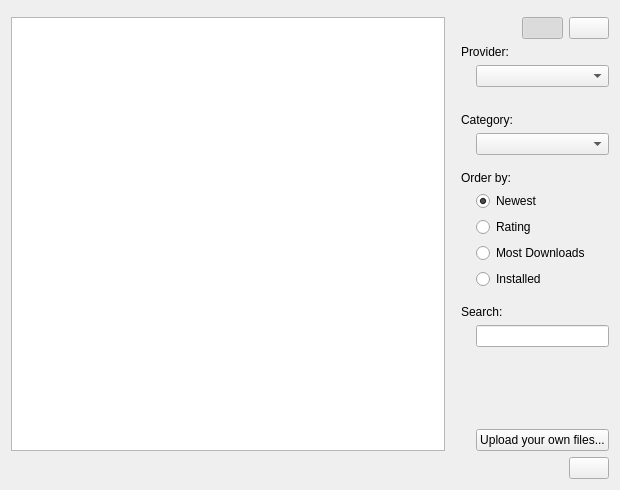
Old version of the form knewstuff/knewstuff3/downloadwidget.ui in the repository KDE/kdelibs.
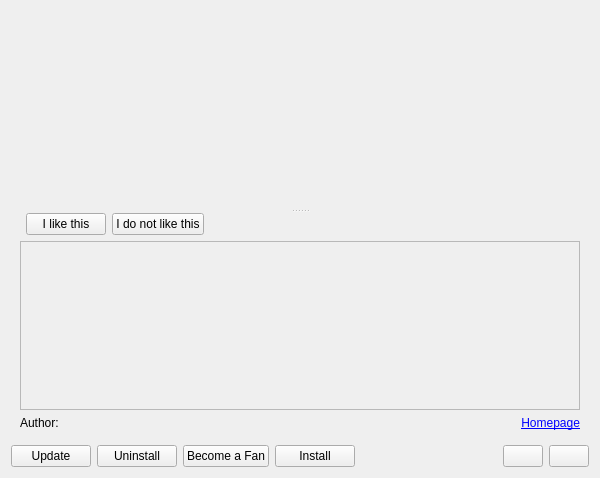
New version of the form. The open tabs and pages were chosen to show the change. Custom widgets are drawn as their Qt base class.

Commit message: do not show a separate dialog for details - instead embed them

```diff
--- a/knewstuff/knewstuff3/downloadwidget.ui
+++ b/knewstuff/knewstuff3/downloadwidget.ui
@@ -6,8 +6,8 @@
    <rect>
     <x>0</x>
     <y>0</y>
-    <width>620</width>
-    <height>490</height>
+    <width>600</width>
+    <height>478</height>
    </rect>
   </property>
   <layout class="QVBoxLayout" name="verticalLayout">
@@ -15,6 +15,11 @@
     <widget class="KTitleWidget" name="m_titleWidget"/>
    </item>
    <item>
+    <widget class="QStackedWidget" name="detailsStack">
+     <property name="currentIndex">
+      <number>0</number>
+     </property>
+     <widget class="QWidget" name="overviewPage">
     <layout class="QHBoxLayout" name="horizontalLayout_2">
      <item>
       <widget class="KNS3::ItemsView" name="m_listView">
@@ -256,9 +261,263 @@
       </layout>
      </item>
     </layout>
+      <zorder></zorder>
+      <zorder>m_listView</zorder>
+      <zorder></zorder>
+     </widget>
+     <widget class="QWidget" name="detailsPage">
+      <layout class="QHBoxLayout" name="horizontalLayout_7">
+       <item>
+        <widget class="QSplitter" name="splitter">
+         <property name="orientation">
+          <enum>Qt::Vertical</enum>
+         </property>
+         <widget class="QWidget" name="widget" native="true">
+          <layout class="QHBoxLayout" name="horizontalLayout_3">
+           <item>
+            <layout class="QVBoxLayout" name="verticalLayout_4">
+             <item>
+              <widget class="KNS3::ImagePreviewWidget" name="preview1" native="true">
+               <property name="sizePolicy">
+                <sizepolicy hsizetype="Preferred" vsizetype="Preferred">
+                 <horstretch>100</horstretch>
+                 <verstretch>80</verstretch>
+                </sizepolicy>
+               </property>
+               <property name="minimumSize">
+                <size>
+                 <width>100</width>
+                 <height>20</height>
+                </size>
+               </property>
+              </widget>
+             </item>
+             <item>
+              <widget class="KNS3::ImagePreviewWidget" name="preview2" native="true">
+               <property name="sizePolicy">
+                <sizepolicy hsizetype="Preferred" vsizetype="Preferred">
+                 <horstretch>100</horstretch>
+                 <verstretch>80</verstretch>
+                </sizepolicy>
+               </property>
+               <property name="minimumSize">
+                <size>
+                 <width>20</width>
+                 <height>20</height>
+                </size>
+               </property>
+              </widget>
+             </item>
+             <item>
+              <widget class="KNS3::ImagePreviewWidget" name="preview3" native="true">
+               <property name="sizePolicy">
+                <sizepolicy hsizetype="Preferred" vsizetype="Preferred">
+                 <horstretch>100</horstretch>
+                 <verstretch>80</verstretch>
+                </sizepolicy>
+               </property>
+               <property name="minimumSize">
+                <size>
+                 <width>20</width>
+                 <height>20</height>
+                </size>
+               </property>
+              </widget>
+             </item>
+            </layout>
+           </item>
+           <item>
+            <widget class="KNS3::ImagePreviewWidget" name="previewBig" native="true">
+             <property name="sizePolicy">
+              <sizepolicy hsizetype="Expanding" vsizetype="Expanding">
+               <horstretch>100</horstretch>
+               <verstretch>100</verstretch>
+              </sizepolicy>
+             </property>
+             <property name="minimumSize">
+              <size>
+               <width>100</width>
+               <height>100</height>
+              </size>
+             </property>
+            </widget>
+           </item>
+          </layout>
+         </widget>
+         <widget class="QWidget" name="widget_2" native="true">
+          <layout class="QVBoxLayout" name="verticalLayout_2">
+           <item>
+            <layout class="QHBoxLayout" name="horizontalLayout_6">
+             <item>
+              <widget class="KNS3::RatingWidget" name="ratingWidget" native="true">
+               <property name="minimumSize">
+                <size>
+                 <width>0</width>
+                 <height>10</height>
+                </size>
+               </property>
+               <property name="autoFillBackground">
+                <bool>false</bool>
+               </property>
+              </widget>
+             </item>
+             <item>
+              <widget class="QPushButton" name="voteGoodButton">
+               <property name="text">
+                <string>I like this</string>
+               </property>
+              </widget>
+             </item>
+             <item>
+              <widget class="QPushButton" name="voteBadButton">
+               <property name="text">
+                <string>I do not like this</string>
+               </property>
+              </widget>
+             </item>
+             <item>
+              <spacer name="horizontalSpacer_3">
+               <property name="orientation">
+                <enum>Qt::Horizontal</enum>
+               </property>
+               <property name="sizeHint" stdset="0">
+                <size>
+                 <width>40</width>
+                 <height>20</height>
+                </size>
+               </property>
+              </spacer>
+             </item>
+            </layout>
+           </item>
+           <item>
+            <widget class="QScrollArea" name="descriptionScrollArea">
+             <property name="widgetResizable">
+              <bool>true</bool>
+             </property>
+             <widget class="QWidget" name="scrollAreaWidgetContents">
+              <property name="geometry">
+               <rect>
+                <x>0</x>
+                <y>0</y>
+                <width>570</width>
+                <height>173</height>
+               </rect>
+              </property>
+              <layout class="QVBoxLayout" name="verticalLayout_3">
+               <item>
+                <widget class="QLabel" name="descriptionLabel">
+                 <property name="sizePolicy">
+                  <sizepolicy hsizetype="Expanding" vsizetype="Preferred">
+                   <horstretch>0</horstretch>
+                   <verstretch>0</verstretch>
+                  </sizepolicy>
+                 </property>
+                 <property name="text">
+                  <string/>
+                 </property>
+                 <property name="wordWrap">
+                  <bool>true</bool>
+                 </property>
+                </widget>
+               </item>
+              </layout>
+             </widget>
+            </widget>
+           </item>
+           <item>
+            <layout class="QHBoxLayout" name="horizontalLayout_4">
+             <item>
+              <widget class="QLabel" name="label">
+               <property name="sizePolicy">
+                <sizepolicy hsizetype="Minimum" vsizetype="Minimum">
+                 <horstretch>0</horstretch>
+                 <verstretch>0</verstretch>
+                </sizepolicy>
+               </property>
+               <property name="text">
+                <string>Author:</string>
+               </property>
+              </widget>
+             </item>
+             <item>
+              <widget class="QLabel" name="authorLabel">
+               <property name="sizePolicy">
+                <sizepolicy hsizetype="Expanding" vsizetype="Minimum">
+                 <horstretch>0</horstretch>
+                 <verstretch>0</verstretch>
+                </sizepolicy>
+               </property>
+               <property name="text">
+                <string/>
+               </property>
+               <property name="openExternalLinks">
+                <bool>true</bool>
+               </property>
+              </widget>
+             </item>
+             <item>
+              <widget class="QLabel" name="homepageLabel">
+               <property name="text">
+                <string>&lt;a href=&quot;http://opendesktop.org&quot;&gt;Homepage&lt;/a&gt;</string>
+               </property>
+               <property name="alignment">
+                <set>Qt::AlignRight|Qt::AlignTrailing|Qt::AlignVCenter</set>
+               </property>
+               <property name="openExternalLinks">
+                <bool>true</bool>
+               </property>
+              </widget>
+             </item>
+            </layout>
+           </item>
+          </layout>
+         </widget>
+        </widget>
+       </item>
+      </layout>
+     </widget>
+    </widget>
    </item>
    <item>
     <layout class="QHBoxLayout" name="horizontalLayout">
+     <item>
+      <widget class="QPushButton" name="updateButton">
+       <property name="enabled">
+        <bool>true</bool>
+       </property>
+       <property name="text">
+        <string>Update</string>
+       </property>
+      </widget>
+     </item>
+     <item>
+      <widget class="QPushButton" name="uninstallButton">
+       <property name="enabled">
+        <bool>true</bool>
+       </property>
+       <property name="text">
+        <string>Uninstall</string>
+       </property>
+      </widget>
+     </item>
+     <item>
+      <widget class="QPushButton" name="becomeFanButton">
+       <property name="text">
+        <string>Become a Fan</string>
+       </property>
+      </widget>
+     </item>
+     <item>
+      <widget class="QPushButton" name="installButton">
+       <property name="enabled">
+        <bool>true</bool>
+       </property>
+       <property name="text">
+        <string>Install</string>
+       </property>
+      </widget>
+     </item>
      <item>
       <widget class="KNS3::ProgressIndicator" name="progressIndicator">
        <property name="sizePolicy">
@@ -293,6 +552,9 @@
      <item>
       <widget class="KPushButton" name="closeButton"/>
      </item>
+     <item>
+      <widget class="KPushButton" name="backButton"/>
+     </item>
     </layout>
    </item>
   </layout>
@@ -329,6 +591,18 @@
    <extends>QListView</extends>
    <header>ui/itemsview.h</header>
   </customwidget>
+  <customwidget>
+   <class>KNS3::RatingWidget</class>
+   <extends>QWidget</extends>
+   <header>ui/ratingwidget.h</header>
+   <container>1</container>
+  </customwidget>
+  <customwidget>
+   <class>KNS3::ImagePreviewWidget</class>
+   <extends>QWidget</extends>
+   <header>ui/imagepreviewwidget.h</header>
+   <container>1</container>
+  </customwidget>
  </customwidgets>
  <resources/>
  <connections/>
```
Lines whose indentation alone changed are shown as unchanged. The commit also changes 10 other files.
